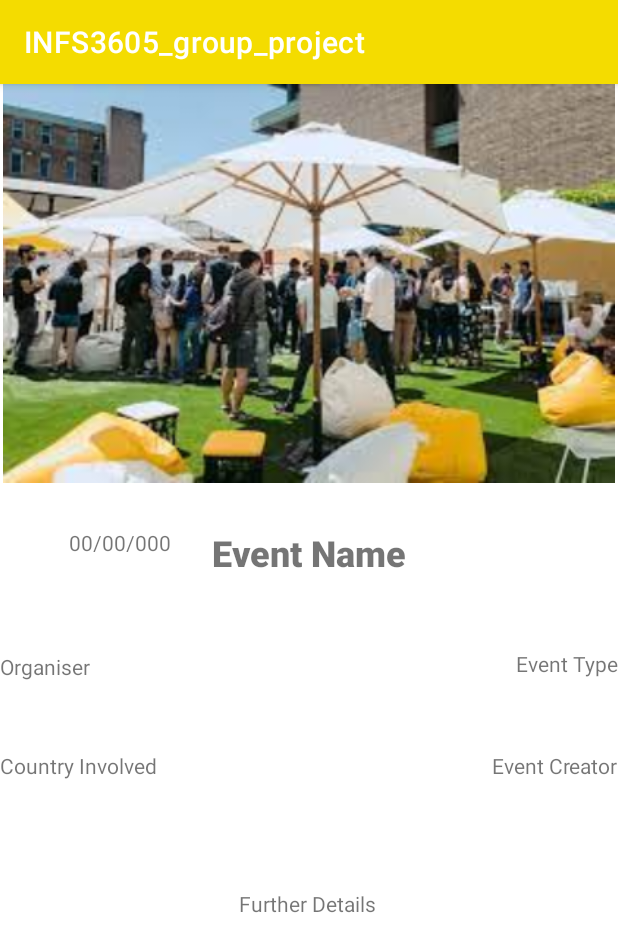
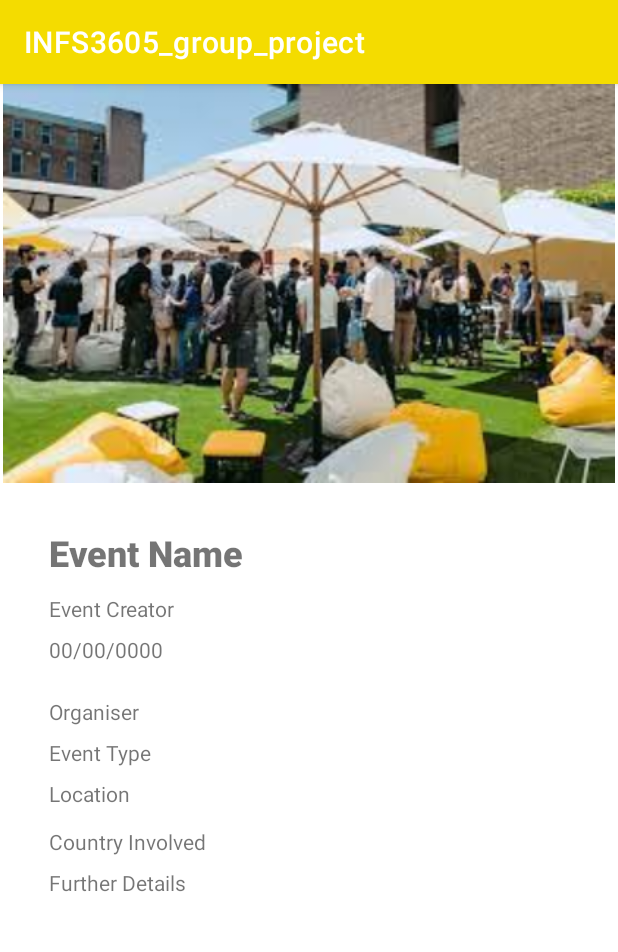
Before and after one commit to Cosmo-Yan/infs3605_group_project, an Android app: the DetailActivity screen opened directly, with no data from a screen before it, on a phone screen of 412 x 824 dp. Shown: the top 952 px of the screen. Run offline under Robolectric (Android 15) with nearby library versions, the light colour scheme and no system bars; our stand-ins replace Room's generated code.

Commit message:
Edited the activity detail layout

```diff
--- a/app/src/main/res/layout/activity_detail.xml
+++ b/app/src/main/res/layout/activity_detail.xml
@@ -10,7 +10,9 @@
         android:id="@+id/DetailEventName"
         android:layout_width="wrap_content"
         android:layout_height="wrap_content"
+        android:layout_marginStart="32dp"
         android:layout_marginTop="30dp"
+        android:layout_marginEnd="249dp"
         android:fontFamily="sans-serif-black"
         android:text="Event Name"
         android:textSize="24sp"
@@ -20,12 +22,67 @@
 
     <TextView
         android:id="@+id/detailDate"
-        android:layout_width="75dp"
-        android:layout_height="16dp"
-        android:layout_marginEnd="20dp"
+        android:layout_width="212dp"
+        android:layout_height="33dp"
+        android:layout_marginTop="8dp"
         android:text="00/00/0000"
-        app:layout_constraintEnd_toStartOf="@+id/DetailEventName"
-        app:layout_constraintTop_toTopOf="@+id/DetailEventName" />
+        app:layout_constraintStart_toStartOf="@+id/DetailEventName"
+        app:layout_constraintTop_toBottomOf="@+id/creator" />
+
+    <TextView
+        android:id="@+id/creator"
+        android:layout_width="212dp"
+        android:layout_height="wrap_content"
+        android:layout_marginTop="11dp"
+        android:text="Event Creator"
+        app:layout_constraintStart_toStartOf="@+id/DetailEventName"
+        app:layout_constraintTop_toBottomOf="@+id/DetailEventName" />
+
+    <TextView
+        android:id="@+id/detailLocation"
+        android:layout_width="212dp"
+        android:layout_height="24dp"
+        android:layout_marginTop="8dp"
+        android:text="Location"
+        app:layout_constraintStart_toStartOf="@+id/DetailEventName"
+        app:layout_constraintTop_toBottomOf="@+id/detailType" />
+
+    <TextView
+        android:id="@+id/detailCountry"
+        android:layout_width="212dp"
+        android:layout_height="wrap_content"
+        android:layout_marginTop="8dp"
+        android:text="Country Involved"
+        app:layout_constraintEnd_toEndOf="@+id/detailLocation"
+        app:layout_constraintStart_toStartOf="@+id/DetailEventName"
+        app:layout_constraintTop_toBottomOf="@+id/detailLocation" />
+
+    <TextView
+        android:id="@+id/detailFurtherDetails"
+        android:layout_width="212dp"
+        android:layout_height="wrap_content"
+        android:layout_marginTop="8dp"
+        android:text="Further Details"
+        app:layout_constraintStart_toStartOf="@+id/DetailEventName"
+        app:layout_constraintTop_toBottomOf="@+id/detailCountry" />
+
+    <TextView
+        android:id="@+id/detailType"
+        android:layout_width="212dp"
+        android:layout_height="wrap_content"
+        android:layout_marginTop="8dp"
+        android:text="Event Type"
+        app:layout_constraintStart_toStartOf="@+id/DetailEventName"
+        app:layout_constraintTop_toBottomOf="@+id/detailOrganiser" />
+
+    <TextView
+        android:id="@+id/detailOrganiser"
+        android:layout_width="212dp"
+        android:layout_height="wrap_content"
+        android:layout_marginTop="8dp"
+        android:text="Organiser"
+        app:layout_constraintStart_toStartOf="@+id/DetailEventName"
+        app:layout_constraintTop_toBottomOf="@+id/detailDate" />
 
     <ImageView
         android:id="@+id/imageView3"
@@ -37,50 +94,4 @@
         app:layout_constraintTop_toTopOf="parent"
         app:srcCompat="@drawable/event_pic1" />
 
-    <TextView
-        android:id="@+id/detailOrganiser"
-        android:layout_width="wrap_content"
-        android:layout_height="wrap_content"
-        android:layout_marginTop="50dp"
-        android:text="Organiser"
-        app:layout_constraintTop_toBottomOf="@+id/DetailEventName"
-        tools:layout_editor_absoluteX="120dp" />
-
-    <TextView
-        android:id="@+id/detailType"
-        android:layout_width="wrap_content"
-        android:layout_height="wrap_content"
-        android:layout_marginTop="48dp"
-        android:text="Event Type"
-        app:layout_constraintEnd_toEndOf="parent"
-        app:layout_constraintTop_toBottomOf="@+id/DetailEventName" />
-
-    <TextView
-        android:id="@+id/detailCountry"
-        android:layout_width="wrap_content"
-        android:layout_height="wrap_content"
-        android:layout_marginTop="116dp"
-        android:text="Country Involved"
-        app:layout_constraintStart_toStartOf="parent"
-        app:layout_constraintTop_toBottomOf="@+id/DetailEventName" />
-
-    <TextView
-        android:id="@+id/creator"
-        android:layout_width="wrap_content"
-        android:layout_height="wrap_content"
-        android:layout_marginTop="116dp"
-        android:text="Event Creator"
-        app:layout_constraintEnd_toEndOf="parent"
-        app:layout_constraintTop_toBottomOf="@+id/DetailEventName" />
-
-    <TextView
-        android:id="@+id/detailFurtherDetails"
-        android:layout_width="wrap_content"
-        android:layout_height="wrap_content"
-        android:layout_marginTop="208dp"
-        android:text="Further Details"
-        app:layout_constraintEnd_toEndOf="parent"
-        app:layout_constraintHorizontal_bias="0.498"
-        app:layout_constraintStart_toStartOf="parent"
-        app:layout_constraintTop_toBottomOf="@+id/DetailEventName" />
 </androidx.constraintlayout.widget.ConstraintLayout>
```
